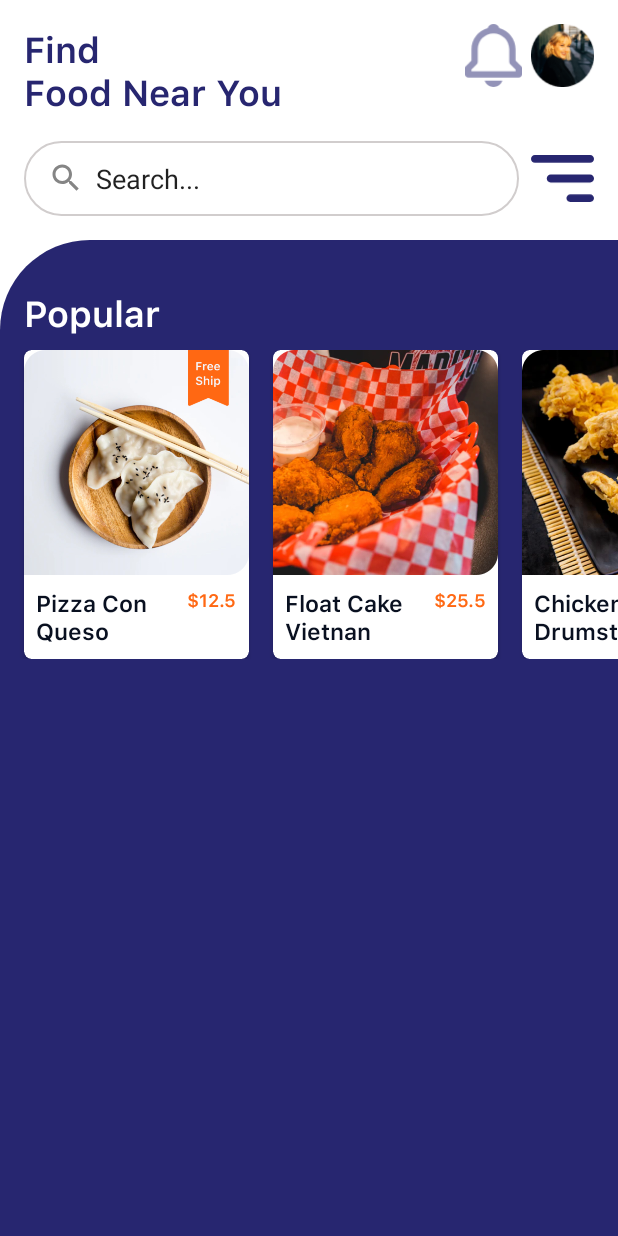
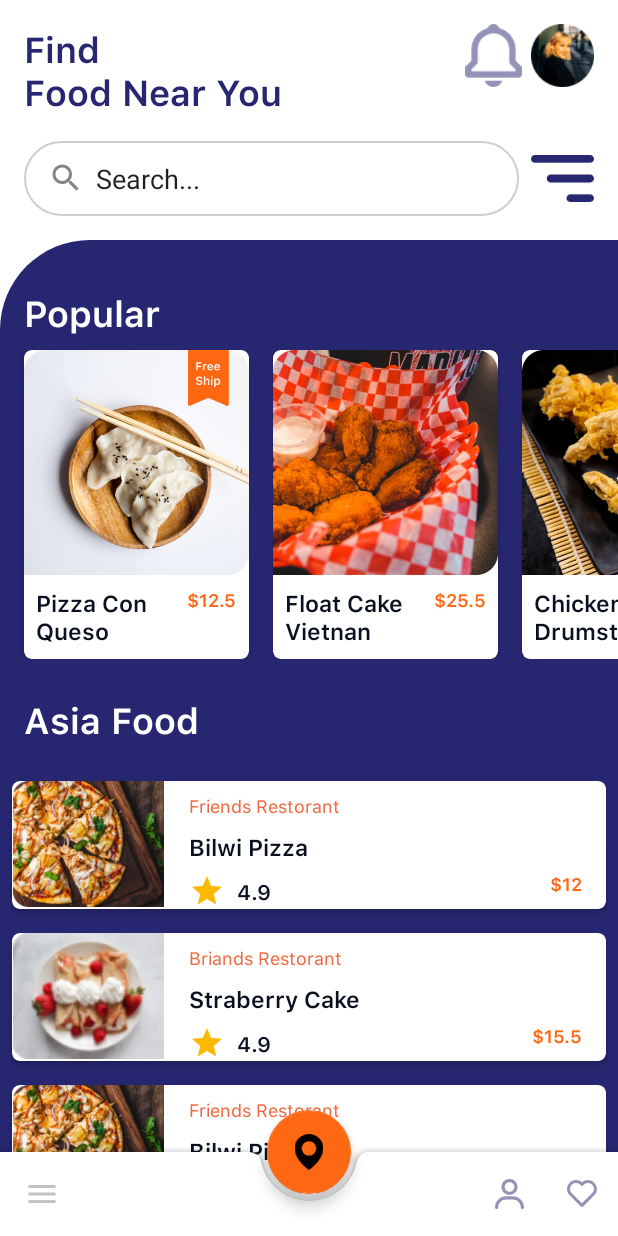
Before and after one commit to manuelduarte077/food-chines-app, an Android app: the screen it shows after launch (MainActivity), on a phone screen of 412 x 824 dp. Run offline under Robolectric (Android 15) with nearby library versions, the phone set to English and light mode, and no system bars.

Commit message:
Agregado el appBottomBar y el FloatingBoating

```diff
--- a/app/src/main/AndroidManifest.xml
+++ b/app/src/main/AndroidManifest.xml
@@ -9,6 +9,7 @@
         android:roundIcon="@mipmap/ic_launcher_round"
         android:supportsRtl="true"
         android:theme="@style/Theme.FoodChines">
+        <activity android:name=".DetailsActivity"></activity>
         <activity android:name=".MainActivity">
             <intent-filter>
                 <action android:name="android.intent.action.MAIN" />
--- /dev/null
+++ b/app/src/main/java/com/hardsoftday/foodchines/DetailsActivity.java
@@ -0,0 +1,14 @@
+package com.hardsoftday.foodchines;
+
+import androidx.appcompat.app.AppCompatActivity;
+
+import android.os.Bundle;
+
+public class DetailsActivity extends AppCompatActivity {
+
+    @Override
+    protected void onCreate(Bundle savedInstanceState) {
+        super.onCreate(savedInstanceState);
+        setContentView(R.layout.activity_details);
+    }
+}
--- a/app/src/main/java/com/hardsoftday/foodchines/MainActivity.java
+++ b/app/src/main/java/com/hardsoftday/foodchines/MainActivity.java
@@ -6,7 +6,9 @@ import androidx.recyclerview.widget.RecyclerView;
 
 import android.os.Bundle;
 
+import com.hardsoftday.foodchines.adapter.AsiaFoodAdapter;
 import com.hardsoftday.foodchines.adapter.PopularFoodAdapter;
+import com.hardsoftday.foodchines.model.AsiaFood;
 import com.hardsoftday.foodchines.model.PopularFood;
 
 import java.util.ArrayList;
@@ -14,14 +16,20 @@ import java.util.List;
 
 public class MainActivity extends AppCompatActivity {
 
-    RecyclerView popularRecycler;
+    RecyclerView popularRecycler, asiaRecycler;
     PopularFoodAdapter popularFoodAdapter;
+    AsiaFoodAdapter asiaFoodAdapter;
+
 
     @Override
     protected void onCreate(Bundle savedInstanceState) {
         super.onCreate(savedInstanceState);
         setContentView(R.layout.activity_main);
 
+
+        /**
+         *  RecyclerView  Popular food
+         */
         List<PopularFood> popularFoodList = new ArrayList<>();
 
         popularFoodList.add(new PopularFood("Pizza Con Queso", "$12.5", R.drawable.popularfood1));
@@ -36,16 +44,38 @@ public class MainActivity extends AppCompatActivity {
 
         setPopularRecycler(popularFoodList);
 
+        /**
+         *  RecyclerView Asia Food
+         */
+        List<AsiaFood> asiaFoodList = new ArrayList<>();
+
+        asiaFoodList.add(new AsiaFood("Bilwi Pizza", "$12", R.drawable.asiafood1, "4.9", "Friends Restorant"));
+        asiaFoodList.add(new AsiaFood("Straberry Cake", "$15.5", R.drawable.asiafood2, "4.9", "Briands Restorant"));
+        asiaFoodList.add(new AsiaFood("Bilwi Pizza", "$12", R.drawable.asiafood1, "4.9", "Friends Restorant"));
+        asiaFoodList.add(new AsiaFood("Straberry Cake", "$15.5", R.drawable.asiafood2, "4.9", "Briands Restorant"));
+        asiaFoodList.add(new AsiaFood("Bilwi Pizza", "$12", R.drawable.asiafood1, "4.9", "Friends Restorant"));
+        asiaFoodList.add(new AsiaFood("Straberry Cake", "$15.5", R.drawable.asiafood2, "4.9", "Briands Restorant"));
+        asiaFoodList.add(new AsiaFood("Bilwi Pizza", "$12", R.drawable.asiafood1, "4.9", "Friends Restorant"));
+        asiaFoodList.add(new AsiaFood("Straberry Cake", "$15.5", R.drawable.asiafood2, "4.9", "Briands Restorant"));
+
+        setAsiaRecycler(asiaFoodList);
+
     }
 
     private void setPopularRecycler(List<PopularFood> popularFoodList) {
-
         popularRecycler = findViewById(R.id.food_popular_recycler);
         RecyclerView.LayoutManager layoutManager = new LinearLayoutManager(this,RecyclerView.HORIZONTAL, false);
         popularRecycler.setLayoutManager(layoutManager);
         popularFoodAdapter =  new PopularFoodAdapter(this, popularFoodList);
         popularRecycler.setAdapter(popularFoodAdapter);
+    }
 
+    private void setAsiaRecycler(List<AsiaFood> asiaFoodList) {
+        asiaRecycler = findViewById(R.id.asia_food_recycler);
+        RecyclerView.LayoutManager layoutManager = new LinearLayoutManager(this, RecyclerView.VERTICAL, false);
+        asiaRecycler.setLayoutManager(layoutManager);
+        asiaFoodAdapter = new AsiaFoodAdapter(this, asiaFoodList);
+        asiaRecycler.setAdapter(asiaFoodAdapter);
     }
 
 }
--- /dev/null
+++ b/app/src/main/java/com/hardsoftday/foodchines/adapter/AsiaFoodAdapter.java
@@ -0,0 +1,70 @@
+package com.hardsoftday.foodchines.adapter;
+
+import android.content.Context;
+import android.view.LayoutInflater;
+import android.view.View;
+import android.view.ViewGroup;
+import android.widget.ImageView;
+import android.widget.TextView;
+
+import androidx.annotation.NonNull;
+import androidx.recyclerview.widget.RecyclerView;
+
+import com.hardsoftday.foodchines.R;
+import com.hardsoftday.foodchines.model.AsiaFood;
+import com.hardsoftday.foodchines.model.PopularFood;
+
+import java.util.List;
+
+public class AsiaFoodAdapter extends RecyclerView.Adapter<AsiaFoodAdapter.AsiaFoodViewHolder> {
+
+    Context context;
+    List<AsiaFood> asiaFoodList;
+
+    public AsiaFoodAdapter(Context context, List<AsiaFood> asiaFoodList) {
+        this.context = context;
+        this.asiaFoodList = asiaFoodList;
+    }
+
+    @NonNull
+    @Override
+    public AsiaFoodAdapter.AsiaFoodViewHolder onCreateViewHolder(@NonNull ViewGroup parent, int viewType) {
+
+        View view = LayoutInflater.from(context).inflate(R.layout.asia_food_row_item, parent, false);
+
+        return new AsiaFoodViewHolder(view);
+    }
+
+    @Override
+    public void onBindViewHolder(@NonNull AsiaFoodViewHolder holder, int position) {
+
+        holder.foodImagen.setImageResource(asiaFoodList.get(position).getImagenUrl());
+        holder.name.setText(asiaFoodList.get(position).getName());
+        holder.price.setText(asiaFoodList.get(position).getPrice());
+        holder.rating.setText(asiaFoodList.get(position).getRating());
+        holder.restorantName.setText(asiaFoodList.get(position).getRestorantName());
+
+    }
+
+    @Override
+    public int getItemCount() {
+        return asiaFoodList.size();
+    }
+
+    public static final class AsiaFoodViewHolder extends RecyclerView.ViewHolder {
+
+        ImageView foodImagen;
+        TextView price, name, rating, restorantName;
+
+        public AsiaFoodViewHolder(@NonNull View itemView) {
+            super(itemView);
+
+            foodImagen = itemView.findViewById(R.id.foodImage);
+            price = itemView.findViewById(R.id.price);
+            name = itemView.findViewById(R.id.name);
+            rating = itemView.findViewById(R.id.rating);
+            restorantName = itemView.findViewById(R.id.restaurant_name);
+
+        }
+    }
+}
--- /dev/null
+++ b/app/src/main/java/com/hardsoftday/foodchines/model/AsiaFood.java
@@ -0,0 +1,58 @@
+package com.hardsoftday.foodchines.model;
+
+public class AsiaFood {
+
+    String name;
+    String price;
+    Integer imagenUrl;
+    String rating;
+    String restorantName;
+
+    public AsiaFood(String name, String price, Integer imagenUrl, String rating, String restorantName) {
+        this.name = name;
+        this.price = price;
+        this.imagenUrl = imagenUrl;
+        this.rating = rating;
+        this.restorantName = restorantName;
+    }
+
+    public String getName() {
+        return name;
+    }
+
+    public void setName(String name) {
+        this.name = name;
+    }
+
+    public String getPrice() {
+        return price;
+    }
+
+    public void setPrice(String price) {
+        this.price = price;
+    }
+
+    public Integer getImagenUrl() {
+        return imagenUrl;
+    }
+
+    public void setImagenUrl(Integer imagenUrl) {
+        this.imagenUrl = imagenUrl;
+    }
+
+    public String getRating() {
+        return rating;
+    }
+
+    public void setRating(String rating) {
+        this.rating = rating;
+    }
+
+    public String getRestorantName() {
+        return restorantName;
+    }
+
+    public void setRestorantName(String restorantName) {
+        this.restorantName = restorantName;
+    }
+}
--- /dev/null
+++ b/app/src/main/res/layout/activity_details.xml
@@ -0,0 +1,9 @@
+<?xml version="1.0" encoding="utf-8"?>
+<androidx.constraintlayout.widget.ConstraintLayout xmlns:android="http://schemas.android.com/apk/res/android"
+    xmlns:app="http://schemas.android.com/apk/res-auto"
+    xmlns:tools="http://schemas.android.com/tools"
+    android:layout_width="match_parent"
+    android:layout_height="match_parent"
+    tools:context=".DetailsActivity">
+
+</androidx.constraintlayout.widget.ConstraintLayout>
--- a/app/src/main/res/layout/activity_main.xml
+++ b/app/src/main/res/layout/activity_main.xml
@@ -100,5 +100,60 @@
             app:layout_constraintEnd_toEndOf="parent"
             app:layout_constraintStart_toStartOf="parent"
             app:layout_constraintTop_toBottomOf="@+id/textView2" />
+
+        <TextView
+            android:id="@+id/textView3"
+            android:layout_width="wrap_content"
+            android:layout_height="wrap_content"
+            android:layout_marginStart="16dp"
+            android:layout_marginTop="24dp"
+            android:fontFamily="@font/semibold"
+            android:text="Asia Food"
+            android:textColor="#FFFFFF"
+            android:textSize="24sp"
+            app:layout_constraintStart_toStartOf="parent"
+            app:layout_constraintTop_toBottomOf="@+id/food_popular_recycler" />
+
+        <androidx.recyclerview.widget.RecyclerView
+            android:id="@+id/asia_food_recycler"
+            android:layout_width="0dp"
+            android:layout_height="0dp"
+            android:layout_marginTop="8dp"
+            app:layout_constraintBottom_toBottomOf="parent"
+            app:layout_constraintEnd_toEndOf="parent"
+            app:layout_constraintHorizontal_bias="1.0"
+            app:layout_constraintStart_toStartOf="parent"
+            app:layout_constraintTop_toBottomOf="@+id/textView3"
+            app:layout_constraintVertical_bias="0.0" />
+
+        <androidx.coordinatorlayout.widget.CoordinatorLayout
+            android:layout_width="0dp"
+            android:layout_height="100dp"
+            app:layout_constraintBottom_toBottomOf="@+id/asia_food_recycler"
+            app:layout_constraintEnd_toEndOf="parent"
+            app:layout_constraintStart_toStartOf="parent">
+
+            <com.google.android.material.bottomappbar.BottomAppBar
+                android:id="@+id/bottomAppBar"
+                style="@style/Widget.MaterialComponents.BottomAppBar.Colored"
+                android:layout_width="match_parent"
+                android:layout_height="wrap_content"
+                android:layout_gravity="bottom"
+                app:menu="@menu/bottom_menu"
+                app:navigationIcon="@drawable/ic_menu_black_24dp" />
+
+            <com.google.android.material.floatingactionbutton.FloatingActionButton
+                android:id="@+id/floatingActionButton2"
+                android:layout_width="wrap_content"
+                android:layout_height="wrap_content"
+                android:clickable="true"
+                app:backgroundTint="#ff6813"
+                app:layout_anchor="@id/bottomAppBar"
+                app:rippleColor="#FFFFFF"
+                app:srcCompat="@drawable/ic_location" />
+
+        </androidx.coordinatorlayout.widget.CoordinatorLayout>
+
     </androidx.constraintlayout.widget.ConstraintLayout>
+
 </androidx.constraintlayout.widget.ConstraintLayout>
--- /dev/null
+++ b/app/src/main/res/layout/asia_food_row_item.xml
@@ -0,0 +1,92 @@
+<?xml version="1.0" encoding="utf-8"?>
+<androidx.cardview.widget.CardView xmlns:android="http://schemas.android.com/apk/res/android"
+    xmlns:app="http://schemas.android.com/apk/res-auto"
+    xmlns:tools="http://schemas.android.com/tools"
+    android:layout_width="match_parent"
+    android:layout_height="wrap_content"
+    android:elevation="15dp"
+    app:cardCornerRadius="5dp"
+    android:layout_marginTop="16dp"
+    android:layout_marginStart="8dp"
+    android:layout_marginEnd="8dp"
+    tools:layout_editor_absoluteX="295dp"
+    tools:layout_editor_absoluteY="219dp">
+
+    <androidx.constraintlayout.widget.ConstraintLayout
+        android:layout_width="match_parent"
+        android:layout_height="wrap_content">
+
+        <ImageView
+            android:id="@+id/foodImage"
+            android:layout_width="102dp"
+            android:layout_height="84dp"
+            android:adjustViewBounds="true"
+            android:visibility="visible"
+            app:layout_constrainedWidth="false"
+            app:layout_constraintStart_toStartOf="parent"
+            app:layout_constraintTop_toTopOf="parent"
+            tools:srcCompat="@drawable/asiafood1" />
+
+        <TextView
+            android:id="@+id/name"
+            android:layout_width="0dp"
+            android:layout_height="20dp"
+            android:layout_marginTop="8dp"
+            android:fontFamily="@font/semibold"
+            android:text="Float Cake Vietnam"
+            android:textColor="#091020"
+            android:textSize="15dp"
+            app:layout_constraintStart_toStartOf="@+id/restaurant_name"
+            app:layout_constraintTop_toBottomOf="@+id/restaurant_name" />
+
+        <TextView
+            android:id="@+id/price"
+            android:layout_width="wrap_content"
+            android:layout_height="wrap_content"
+            android:layout_marginEnd="16dp"
+            android:layout_marginBottom="8dp"
+            android:fontFamily="@font/semibold"
+            android:text="$ 6.05"
+            android:textColor="#FF6813"
+            android:textSize="12sp"
+            app:layout_constraintBottom_toBottomOf="@+id/imageView4"
+            app:layout_constraintEnd_toEndOf="parent" />
+
+        <TextView
+            android:id="@+id/restaurant_name"
+            android:layout_width="wrap_content"
+            android:layout_height="wrap_content"
+            android:layout_marginStart="16dp"
+            android:layout_marginTop="8dp"
+            android:fontFamily="@font/regular"
+            android:text="Restaurante"
+            android:textColor="#F06941"
+            android:textSize="12sp"
+            app:layout_constraintStart_toEndOf="@+id/foodImage"
+            app:layout_constraintTop_toTopOf="parent" />
+
+        <TextView
+            android:id="@+id/rating"
+            android:layout_width="wrap_content"
+            android:layout_height="wrap_content"
+            android:layout_marginStart="8dp"
+            android:fontFamily="@font/semibold"
+            android:text="4.5"
+            android:textColor="#091020"
+            app:layout_constraintBottom_toBottomOf="@+id/imageView4"
+            app:layout_constraintStart_toEndOf="@+id/imageView4"
+            app:layout_constraintTop_toTopOf="@+id/imageView4" />
+
+        <ImageView
+            android:id="@+id/imageView4"
+            android:layout_width="wrap_content"
+            android:layout_height="wrap_content"
+            android:layout_marginTop="8dp"
+            app:layout_constraintBottom_toBottomOf="parent"
+            app:layout_constraintStart_toStartOf="@+id/name"
+            app:layout_constraintTop_toBottomOf="@+id/name"
+            app:srcCompat="@drawable/ic_star_black_24dp" />
+
+    </androidx.constraintlayout.widget.ConstraintLayout>
+
+</androidx.cardview.widget.CardView>
--- /dev/null
+++ b/app/src/main/res/menu/bottom_menu.xml
@@ -0,0 +1,19 @@
+<?xml version="1.0" encoding="utf-8"?>
+<menu xmlns:android="http://schemas.android.com/apk/res/android"
+    xmlns:app="http://schemas.android.com/apk/res-auto">
+
+    <item
+        android:id="@+id/account"
+        android:icon="@drawable/ic_account"
+        android:enabled="true"
+        app:showAsAction="always"
+        android:title="Acount" />
+
+    <item
+        android:id="@+id/heart"
+        android:enabled="true"
+        app:showAsAction="always"
+        android:icon="@drawable/ic_heart"
+        android:title="Favourate" />
+
+</menu>
--- a/app/src/main/res/values/colors.xml
+++ b/app/src/main/res/values/colors.xml
@@ -1,7 +1,7 @@
 <?xml version="1.0" encoding="utf-8"?>
 <resources>
     <color name="purple_200">#FFBB86FC</color>
-    <color name="purple_500">#FF6200EE</color>
+    <color name="purple_500">#FFFFFF</color>
     <color name="purple_700">#FF3700B3</color>
     <color name="teal_200">#FF03DAC5</color>
     <color name="teal_700">#FF018786</color>
```
